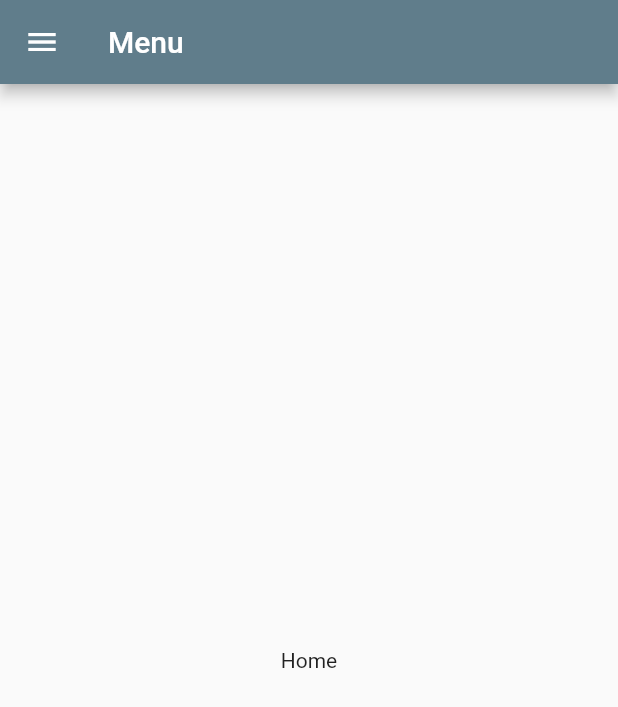
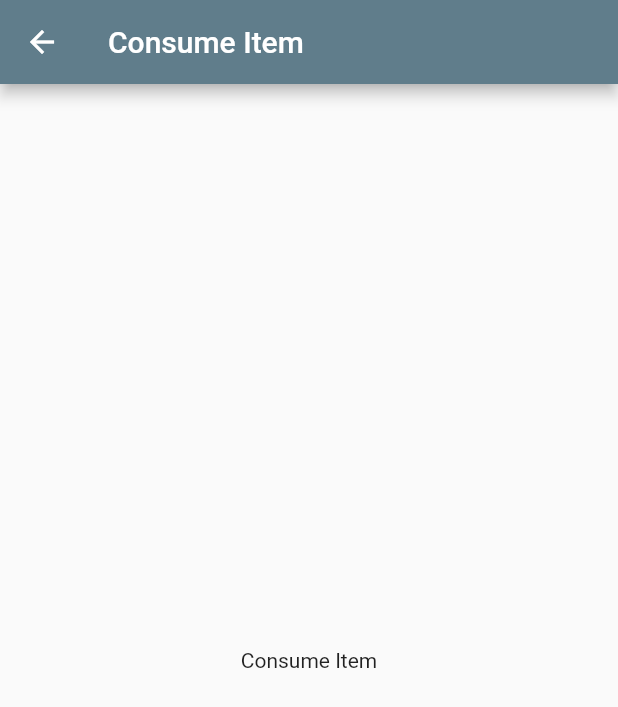
Before and after one commit to maria-im015/grocery_hub_capstone, a Flutter app: the screen it shows after launch, in the side drawer, after a tap on "Consume Item", on a phone screen of 412 x 824 dp. Shown: the top 707 px of the screen. Run offline on Flutter 3.47's test engine with Material 2 defaults, Android fonts, the phone set to English and light mode, and no system bars.

Commit message:
adding routes, main not working

```diff
--- a/lib/main.dart
+++ b/lib/main.dart
@@ -3,6 +3,9 @@ import 'package:flutter/material.dart';
 //import 'package:page_transition/page_transition.dart';
 
 import 'package:grocery_hub_capstone/navigation/menu_bar.dart';
+import 'package:grocery_hub_capstone/pages/consume_item.dart';
+import 'package:grocery_hub_capstone/pages/consume_arguments.dart';
+import 'package:grocery_hub_capstone/pages/consume_detailed.dart';
 
 
 void main() => runApp(MyApp());
@@ -15,8 +18,22 @@ class MyApp extends StatelessWidget {
       theme: ThemeData(
         primarySwatch: Colors.blueGrey,
       ),
-      home: MyHomePage(),
-    );
+      initialRoute: '/',
+      routes: {
+        '/': (context) => MyHomePage(),
+        '/profile': (context) => ConsumeItem()
+      },
+      onGenerateRoute: (settings) {
+          if (settings.name == '/detailed-profile') {
+            Object? args = settings.arguments;
+            return MaterialPageRoute(
+                builder: (context) => ConsumeDetailed(
+                      name: args.name,
+                      email: args.email,
+                    ));
+          }
+          return null;
+        });
   }
 }
 
@@ -26,7 +43,7 @@ class MyHomePage extends StatelessWidget {
     return Scaffold(
       drawer: MenuBar(),
       appBar: AppBar(
-        title: Text('Menu'),
+        title: Text('Grocery Hub'),
       ),
       body: Center(
         child: Text('Home'),
--- a/lib/navigation/menu_bar.dart
+++ b/lib/navigation/menu_bar.dart
@@ -1,4 +1,5 @@
 import 'package:flutter/material.dart';
+import 'package:grocery_hub_capstone/pages/consume_item.dart';
 
 class MenuBar extends StatelessWidget {
   @override
@@ -7,16 +8,13 @@ class MenuBar extends StatelessWidget {
       child: ListView(
         padding: EdgeInsets.zero,
         children: <Widget>[
-          DrawerHeader(
-            child: Text(
-              'Side menu',
-              style: TextStyle(color: Colors.white, fontSize: 25),
-            ),
+          Container(
+            constraints: BoxConstraints.expand(height: 100.0),
             decoration: BoxDecoration(
                 color: Colors.green,
                 image: DecorationImage(
                     fit: BoxFit.fill,
-                    image: AssetImage('assets/images/logo.jpg'))),
+                    image: AssetImage("/images/logo.jpg"))),
           ),
           ListTile(
             leading: Icon(Icons.home),
@@ -26,7 +24,10 @@ class MenuBar extends StatelessWidget {
           ListTile(
             leading: Icon(Icons.delete),
             title: Text('Consume Item'),
-            onTap: () => {Navigator.of(context).pop()},
+            onTap: () {
+              Navigator.pop(context);
+              Navigator.push(context, MaterialPageRoute(builder: (context) => ConsumeItem()));
+            },
           ),
           ListTile(
             leading: Icon(Icons.list),
--- /dev/null
+++ b/lib/pages/consume_item.dart
@@ -0,0 +1,17 @@
+import 'package:flutter/material.dart';
+
+class ConsumeItem extends StatelessWidget {
+  @override
+  Widget build(BuildContext context) {
+    return Scaffold(
+      appBar: AppBar(
+        title: Text('Consume Item'),
+      ),
+      body: Container(
+        child: Center(
+          child: Text('Consume Item'),
+        ),
+      ),
+    );
+  }
+}
```
Also changed, not shown: lib/pages/consume_arguments.dart (added, +8 -0 lines), lib/pages/consume_detailed.dart (added, +22 -0 lines), pubspec.yaml (+4 -6 lines).
